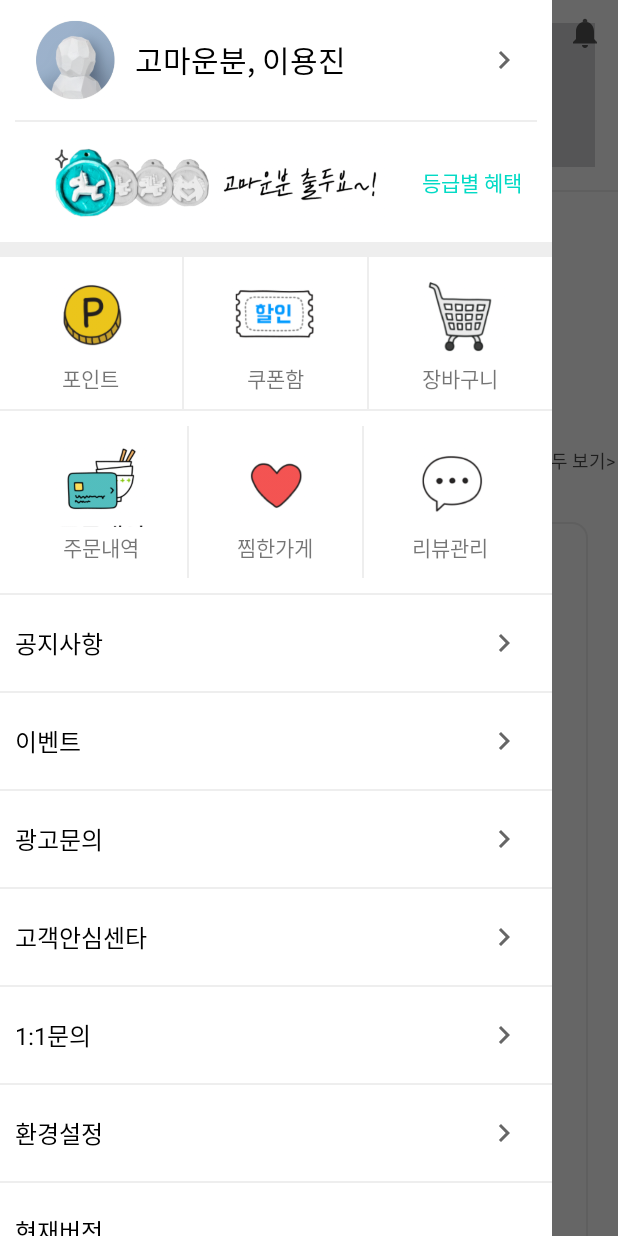
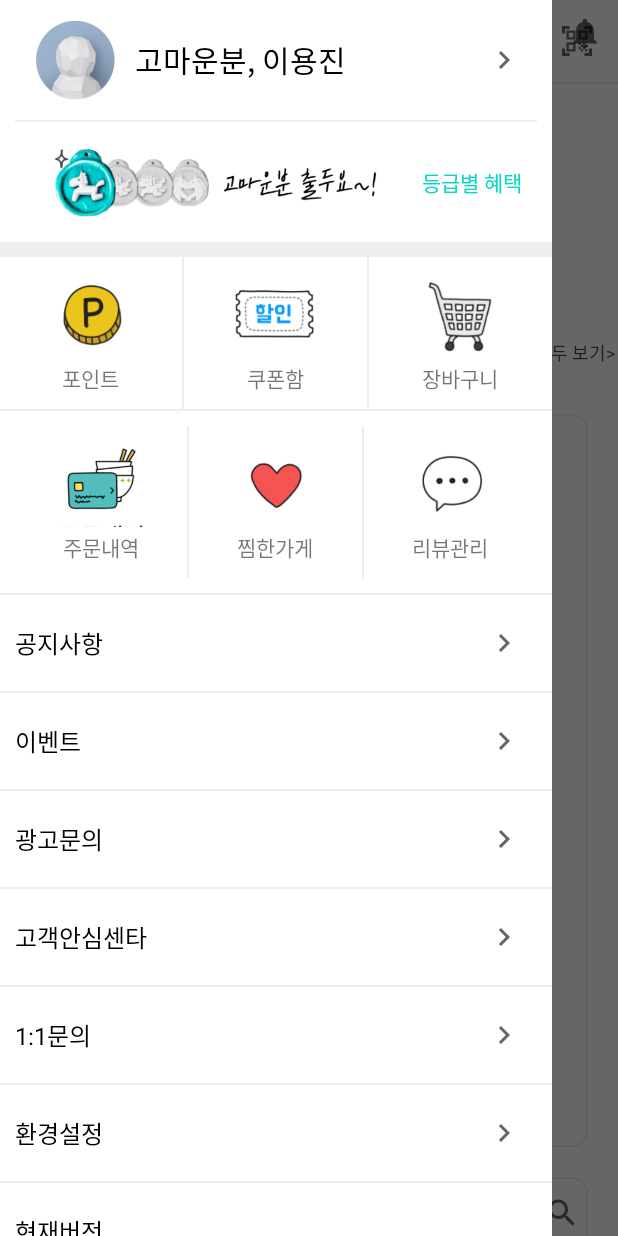
Before and after one commit to Leesin0222/clone-badelminjock, an Android app: the screen it shows after launch (MainActivity), with the side drawer open, on a phone screen of 412 x 824 dp. Run offline under Robolectric (Android 15) with nearby library versions, the phone set to English and light mode, and no system bars.

Commit message:
📑 :: qrcode로 아이콘 변경

```diff
--- a/bedalminjock/app/src/main/res/layout/activity_main.xml
+++ b/bedalminjock/app/src/main/res/layout/activity_main.xml
@@ -68,7 +68,7 @@
             app:layout_constraintBottom_toBottomOf="parent"
             app:layout_constraintEnd_toEndOf="parent"
             app:layout_constraintTop_toTopOf="parent"
-            app:srcCompat="@drawable/ic_baseline_remove_from_queue_24" />
+            app:srcCompat="@drawable/ic_baseline_qr_code_scanner_24" />
 
     </androidx.constraintlayout.widget.ConstraintLayout>
 
```
